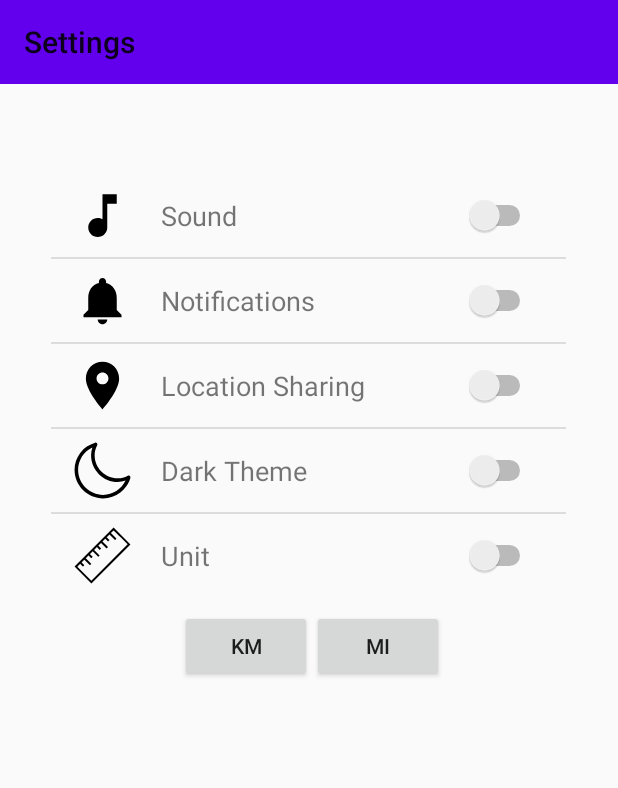
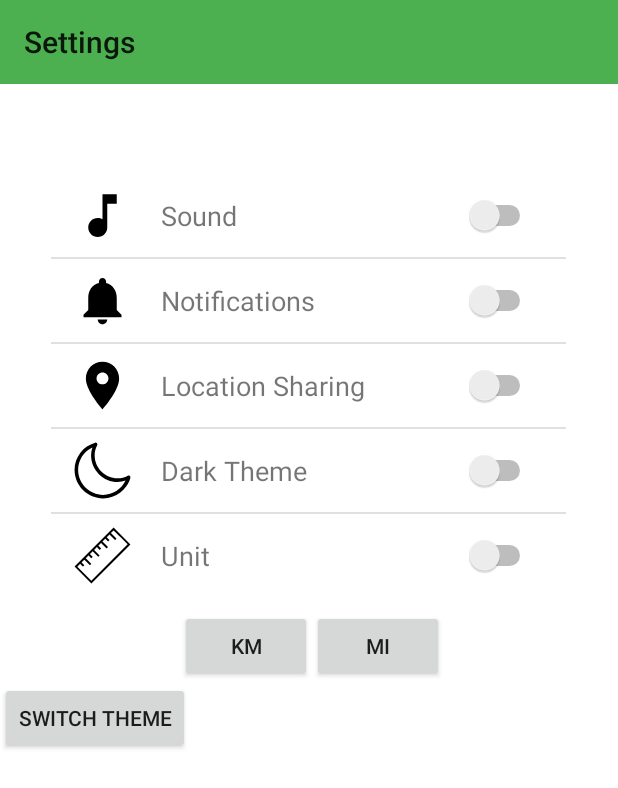
Before and after one commit to tnvkc/MOSIS_Projekat, an Android app: the SettingsActivity screen opened directly, with no data from a screen before it, on a phone screen of 412 x 824 dp. Shown: the top 788 px of the screen. Run offline under Robolectric (Android 15) with nearby library versions, the phone set to English and light mode, and no system bars.

Commit message:
dodata opcija da se menjaju teme

```diff
--- a/WalkHike/app/src/main/AndroidManifest.xml
+++ b/WalkHike/app/src/main/AndroidManifest.xml
@@ -12,7 +12,7 @@
         android:label="@string/app_name"
         android:roundIcon="@mipmap/ic_launcher_round"
         android:supportsRtl="true"
-        android:theme="@style/AppTheme">
+        android:theme="@style/AppThemeLight">
         <activity android:name=".Probe"></activity>
 
         <meta-data
--- a/WalkHike/app/src/main/java/tamara/mosis/elfak/walkhike/MainActivity.java
+++ b/WalkHike/app/src/main/java/tamara/mosis/elfak/walkhike/MainActivity.java
@@ -3,6 +3,7 @@ package tamara.mosis.elfak.walkhike;
 import androidx.annotation.NonNull;
 import androidx.annotation.Nullable;
 import androidx.appcompat.app.AppCompatActivity;
+import androidx.appcompat.app.AppCompatDelegate;
 import androidx.appcompat.widget.Toolbar;
 import androidx.core.app.ActivityCompat;
 
@@ -57,6 +58,11 @@ public class MainActivity extends AppCompatActivity implements GoogleApiClient.C
     @Override
     protected void onCreate(Bundle savedInstanceState) {
         super.onCreate(savedInstanceState);
+        if (AppCompatDelegate.getDefaultNightMode() == AppCompatDelegate.MODE_NIGHT_YES)
+            setTheme(R.style.AppThemeDark);
+        else
+            setTheme(R.style.AppThemeLight);
+
         setContentView(R.layout.activity_main);
 
         if (ActivityCompat.checkSelfPermission(this, Manifest.permission.ACCESS_FINE_LOCATION) != PackageManager.PERMISSION_GRANTED
--- a/WalkHike/app/src/main/java/tamara/mosis/elfak/walkhike/Probe.java
+++ b/WalkHike/app/src/main/java/tamara/mosis/elfak/walkhike/Probe.java
@@ -1,6 +1,7 @@
 package tamara.mosis.elfak.walkhike;
 
 import androidx.appcompat.app.AppCompatActivity;
+import androidx.appcompat.app.AppCompatDelegate;
 
 import android.os.Bundle;
 
@@ -9,6 +10,10 @@ public class Probe extends AppCompatActivity {
     @Override
     protected void onCreate(Bundle savedInstanceState) {
         super.onCreate(savedInstanceState);
+        if (AppCompatDelegate.getDefaultNightMode() == AppCompatDelegate.MODE_NIGHT_YES)
+            setTheme(R.style.AppThemeDark);
+        else
+            setTheme(R.style.AppThemeLight);
         setContentView(R.layout.activity_probe);
     }
 }
--- a/WalkHike/app/src/main/java/tamara/mosis/elfak/walkhike/ProfileActivity.java
+++ b/WalkHike/app/src/main/java/tamara/mosis/elfak/walkhike/ProfileActivity.java
@@ -2,6 +2,7 @@ package tamara.mosis.elfak.walkhike;
 
 import androidx.appcompat.app.ActionBar;
 import androidx.appcompat.app.AppCompatActivity;
+import androidx.appcompat.app.AppCompatDelegate;
 import androidx.appcompat.widget.Toolbar;
 
 import android.content.Context;
@@ -22,6 +23,10 @@ public class ProfileActivity extends AppCompatActivity {
     @Override
     protected void onCreate(Bundle savedInstanceState) {
         super.onCreate(savedInstanceState);
+        if (AppCompatDelegate.getDefaultNightMode() == AppCompatDelegate.MODE_NIGHT_YES)
+            setTheme(R.style.AppThemeDark);
+        else
+            setTheme(R.style.AppThemeLight);
         setContentView(R.layout.activity_profile);
 
         toolbar = (Toolbar) findViewById(R.id.profile_toolbar);
--- a/WalkHike/app/src/main/java/tamara/mosis/elfak/walkhike/SettingsActivity.java
+++ b/WalkHike/app/src/main/java/tamara/mosis/elfak/walkhike/SettingsActivity.java
@@ -1,21 +1,38 @@
 package tamara.mosis.elfak.walkhike;
 
 import androidx.appcompat.app.AppCompatActivity;
+import androidx.appcompat.app.AppCompatDelegate;
 import androidx.appcompat.widget.Toolbar;
 
+import android.app.Activity;
 import android.content.Context;
+import android.content.Intent;
 import android.os.Bundle;
+import android.view.MotionEvent;
+import android.view.View;
+import android.widget.AdapterView;
+import android.widget.Button;
+import android.widget.CompoundButton;
 import android.widget.ListView;
+import android.widget.Switch;
+import android.widget.Toast;
 
 public class SettingsActivity extends AppCompatActivity {
     Integer[] imgid={R.drawable.ic_music_note_black_24dp,R.drawable.ic_notifications_black_24dp,R.drawable.ic_location_on_black_24dp,
             R.drawable.ic_dark_mode_24dp,R.drawable.ic_unit_24dp};
     ListView list;
+    boolean dark = false;
     @Override
     protected void onCreate(Bundle savedInstanceState) {
         Toolbar toolbar;
 
         super.onCreate(savedInstanceState);
+        if (AppCompatDelegate.getDefaultNightMode() == AppCompatDelegate.MODE_NIGHT_YES)
+            setTheme(R.style.AppThemeDark);
+        else
+           setTheme(R.style.AppThemeLight);
+
+
         setContentView(R.layout.activity_settings);
 
         toolbar = (Toolbar) findViewById(R.id.settings_toolbar);
@@ -28,5 +45,24 @@ public class SettingsActivity extends AppCompatActivity {
                 imgid,true);
         list.setAdapter(adapter);
 
+
+        Button b = (Button) findViewById(R.id.switch_theme);
+        b.setOnClickListener(new View.OnClickListener() {
+            @Override
+            public void onClick(View v) {
+                    dark = !dark;
+                    Toast.makeText(getApplicationContext(), " " + dark, Toast.LENGTH_SHORT).show();
+                if (AppCompatDelegate.getDefaultNightMode() == AppCompatDelegate.MODE_NIGHT_YES) {
+                    AppCompatDelegate.setDefaultNightMode(AppCompatDelegate.MODE_NIGHT_NO);
+                } else {
+                    AppCompatDelegate.setDefaultNightMode(AppCompatDelegate.MODE_NIGHT_YES);
+                }
+                //finish();
+                //startActivity(new Intent(SettingsActivity.this, SettingsActivity.this.getClass()));
+            }
+        });
+
+
+
     }
 }
--- a/WalkHike/app/src/main/res/layout/activity_main.xml
+++ b/WalkHike/app/src/main/res/layout/activity_main.xml
@@ -11,7 +11,7 @@
         android:layout_width="match_parent"
         android:layout_height="wrap_content"
         android:minHeight="?attr/actionBarSize"
-        android:background="@color/colorPrimary">
+        android:background="?attr/toolbarColor">
 
     </androidx.appcompat.widget.Toolbar>
 
@@ -29,6 +29,7 @@
         android:id="@+id/bottom_navigation_menu"
         android:layout_width="match_parent"
         android:layout_height="wrap_content"
+
         app:itemBackground="@color/colorPrimary"
         app:itemIconTint="@drawable/selector"
         app:itemTextColor="@drawable/selector"
--- a/WalkHike/app/src/main/res/layout/activity_probe.xml
+++ b/WalkHike/app/src/main/res/layout/activity_probe.xml
@@ -11,7 +11,7 @@
         android:layout_width="match_parent"
         android:layout_height="wrap_content"
         android:minHeight="?attr/actionBarSize"
-        android:background="@color/colorPrimary">
+        android:background="?attr/toolbarColor">
 
     </androidx.appcompat.widget.Toolbar>
 
--- a/WalkHike/app/src/main/res/layout/activity_profile.xml
+++ b/WalkHike/app/src/main/res/layout/activity_profile.xml
@@ -4,6 +4,7 @@
     xmlns:tools="http://schemas.android.com/tools"
     android:layout_width="match_parent"
     android:layout_height="match_parent"
+    android:background="?attr/bgColor"
     tools:context=".ProfileActivity">
 
     <androidx.appcompat.widget.Toolbar
@@ -11,7 +12,7 @@
         android:layout_width="match_parent"
         android:layout_height="56dp"
         android:layout_alignParentTop="true"
-        android:background="@color/colorPrimary"
+        android:background="?attr/toolbarColor"
         android:minHeight="?attr/actionBarSize">
 
     </androidx.appcompat.widget.Toolbar>
--- a/WalkHike/app/src/main/res/layout/activity_settings.xml
+++ b/WalkHike/app/src/main/res/layout/activity_settings.xml
@@ -4,16 +4,18 @@
     xmlns:tools="http://schemas.android.com/tools"
     android:layout_width="match_parent"
     android:layout_height="match_parent"
+    android:background="?attr/bgColor"
     tools:context=".SettingsActivity">
     <androidx.appcompat.widget.Toolbar
         android:id="@+id/settings_toolbar"
         android:layout_width="match_parent"
         android:layout_height="56dp"
-        android:background="@color/colorPrimary"
+        android:background="?attr/toolbarColor"
         android:minHeight="?attr/actionBarSize"
         app:layout_constraintTop_toTopOf="parent"
         android:layout_alignParentTop="true"
-        tools:layout_editor_absoluteX="0dp">
+        tools:layout_editor_absoluteX="0dp"
+        >
     </androidx.appcompat.widget.Toolbar>
     <Button
         android:id="@+id/button3"
@@ -50,6 +52,16 @@
         android:layout_below="@id/settings_toolbar"
         app:layout_constraintEnd_toEndOf="parent"
         app:layout_constraintStart_toStartOf="parent"
-        app:layout_constraintTop_toTopOf="parent" />
+        app:layout_constraintTop_toTopOf="parent">
+
+    </ListView>
+
+    <Button
+        android:id="@+id/switch_theme"
+        android:layout_width="wrap_content"
+        android:layout_height="wrap_content"
+        android:layout_below="@+id/button3"
+        android:layout_marginTop="0dp"
+        android:text="switch theme" />
 
 </RelativeLayout>
--- a/WalkHike/app/src/main/res/values/styles.xml
+++ b/WalkHike/app/src/main/res/values/styles.xml
@@ -1,11 +1,25 @@
 <resources>
 
     <!-- Base application theme. -->
-    <style name="AppTheme" parent="Theme.AppCompat.Light.NoActionBar">
+    <style name="AppThemeLight" parent="Theme.AppCompat.Light.NoActionBar">
         <!-- Customize your theme here. -->
-        <item name="colorPrimary">@color/colorPrimary</item>
-        <item name="colorPrimaryDark">@color/colorPrimaryDark</item>
-        <item name="colorAccent">@color/colorAccent</item>
+        <!--<item name="colorPrimary">#aaaaaa</item>
+        <item name="colorPrimaryDark">#bbbbbb</item>
+        <item name="colorAccent">@color/colorAccent</item>-->
+        <item name="textColor">#FFFFFF</item>
+        <item name="metaTextColor">#606060</item>
+        <item name="bgColor">#ffffff</item>
+        <item name="toolbarColor">#4CAF50</item>
+    </style>
+    <style name="AppThemeDark" parent="ThemeOverlay.AppCompat.Dark">
+        <!-- Customize your theme here. -->
+        <!-- <item name="colorPrimary">@color/colorAccent</item>
+       <item name="colorPrimaryDark">@color/colorPrimary</item>
+       <item name="colorAccent">@color/colorAccent</item>-->
+        <item name="textColor">#ffffff</item>
+        <item name="metaTextColor">#aeaeae</item>
+        <item name="bgColor">#000000</item>
+        <item name="toolbarColor">#163217</item>
     </style>
 
 </resources>
```
Also changed, not shown: WalkHike/app/src/main/res/values/attrs.xml (added, +7 -0 lines).
